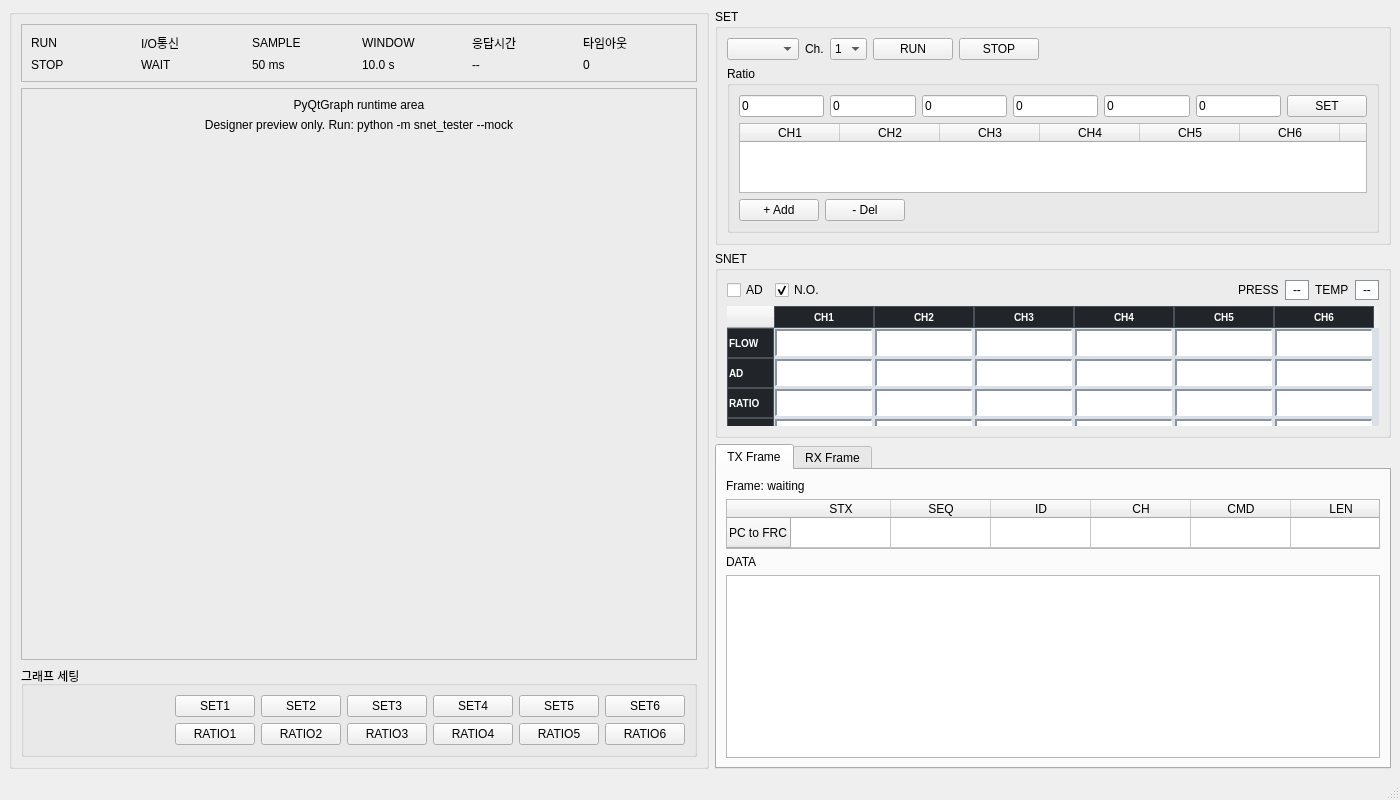
The window that snet_tester/ui/main_window.ui (KormanSong/snet-tester) describes before a commit, drawn with Qt 5.
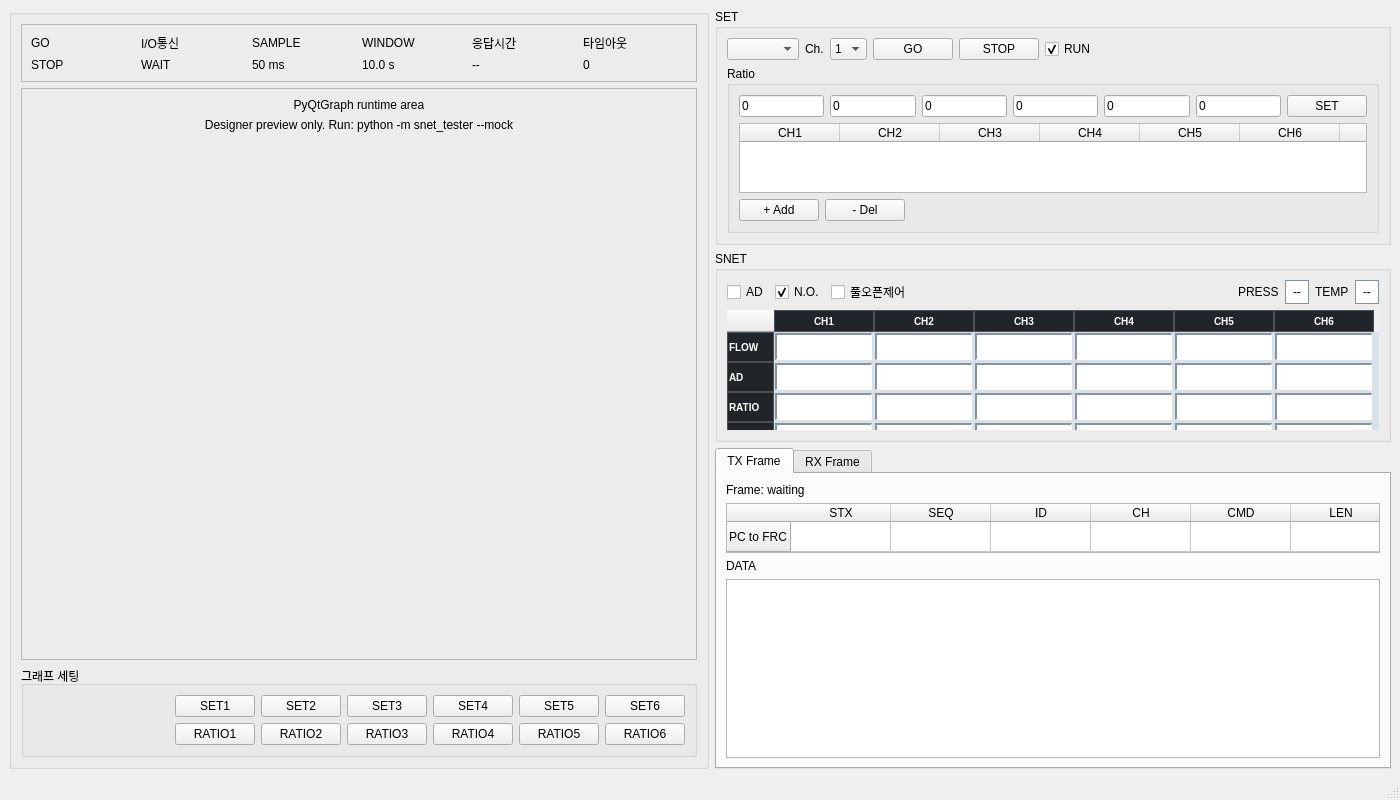
The same window after the commit.

Commit message: Update SNET tester UI controls and packaging

What changed in the file:
```diff
--- a/snet_tester/ui/main_window.ui
+++ b/snet_tester/ui/main_window.ui
@@ -39,7 +39,7 @@
           <item row="0" column="0">
            <widget class="QLabel" name="plotRunCaptionLabel">
             <property name="text">
-             <string>RUN</string>
+             <string>GO</string>
             </property>
            </widget>
           </item>
@@ -373,7 +373,7 @@
            <item>
             <widget class="QPushButton" name="runButton">
              <property name="text">
-              <string>RUN</string>
+              <string>GO</string>
              </property>
             </widget>
            </item>
@@ -384,6 +384,19 @@
              </property>
             </widget>
            </item>
+           <item>
+            <widget class="QCheckBox" name="modeToggle">
+            <property name="text">
+             <string>RUN</string>
+            </property>
+            <property name="checked">
+             <bool>true</bool>
+            </property>
+            <property name="toolTip">
+             <string>RUN / CAL mode switch</string>
+            </property>
+            </widget>
+           </item>
            <item>
             <spacer name="txControlSpacer">
              <property name="orientation">
@@ -607,6 +620,13 @@
              </property>
             </widget>
            </item>
+          <item>
+           <widget class="QCheckBox" name="fullOpenControlCheckBox">
+            <property name="text">
+             <string>풀오픈제어</string>
+            </property>
+           </widget>
+          </item>
            <item>
             <spacer name="horizontalSpacer_2">
              <property name="orientation">
```
Lines whose indentation alone changed are shown as unchanged. The commit also changes 9 other files.
